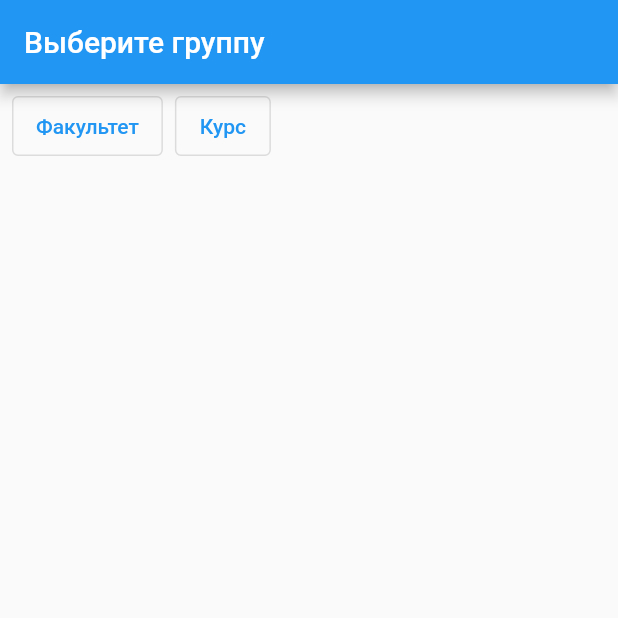
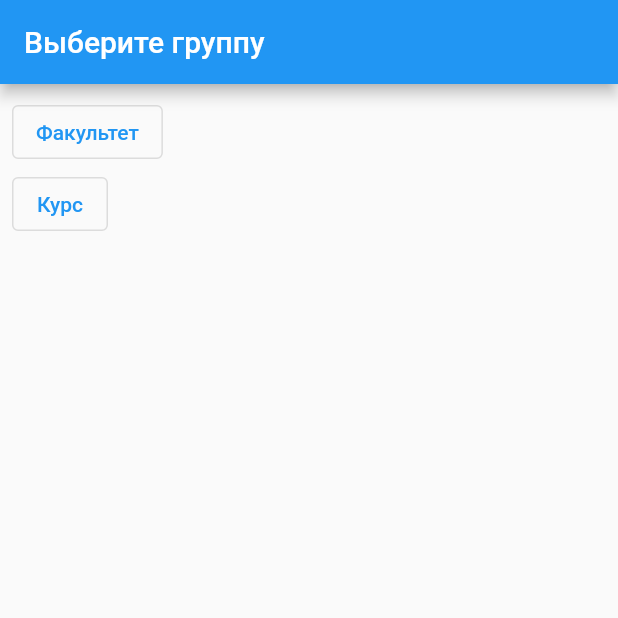
Before and after one commit to smart7even/uneconly, a Flutter app: the screen it shows after launch, on a phone screen of 412 x 824 dp, the top half of it. Run offline on Flutter 3.47's test engine with Material 2 defaults, Android fonts, the phone set to English and light mode, and no system bars; our stand-ins replace bloc_concurrency, dio, drift, flutter_bloc, freezed_annotation; missing offline and left inert: a package; accounts and stored records are empty; generated files the repository leaves out were written again; network calls fail.

Commit message:
move group filter by course on new line

```diff
--- a/lib/feature/select/widget/select_page.dart
+++ b/lib/feature/select/widget/select_page.dart
@@ -176,10 +176,10 @@ class _SelectPageState extends State<SelectPage> {
                     right: 8,
                     top: 8,
                   ),
-                  child: SizedBox(
-                    height: 40,
-                    child: ListView(
-                      scrollDirection: Axis.horizontal,
+                  child: FractionallySizedBox(
+                    widthFactor: 1,
+                    child: Column(
+                      crossAxisAlignment: CrossAxisAlignment.start,
                       children: [
                         OutlinedButton(
                           onPressed: () async {
```
